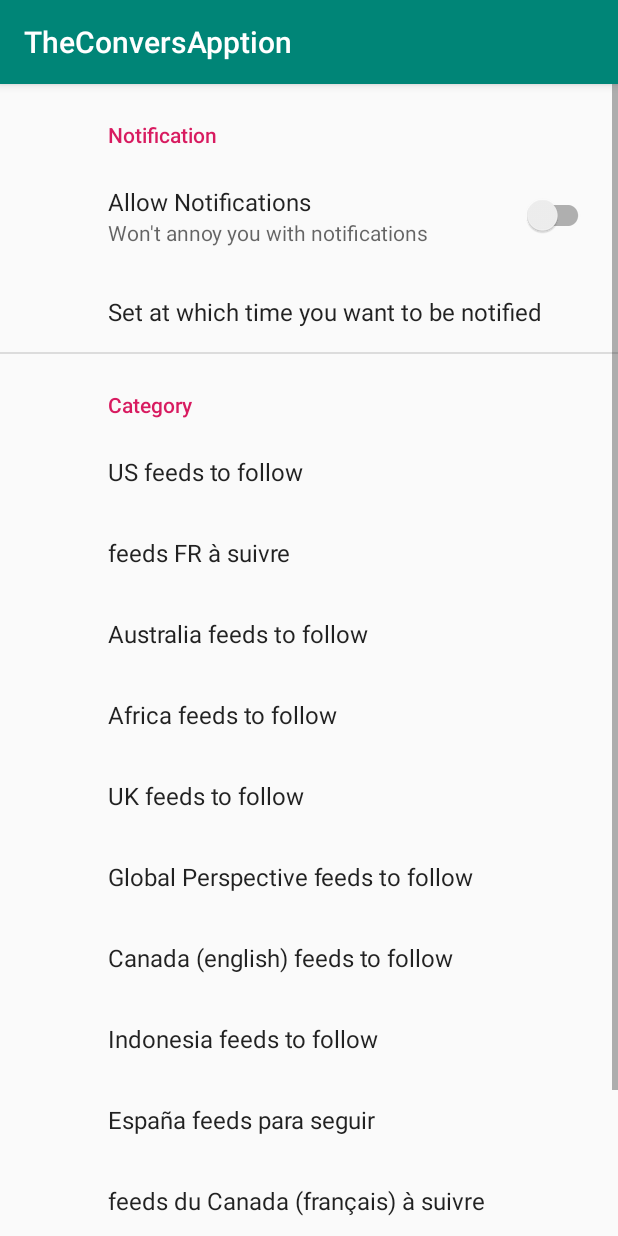
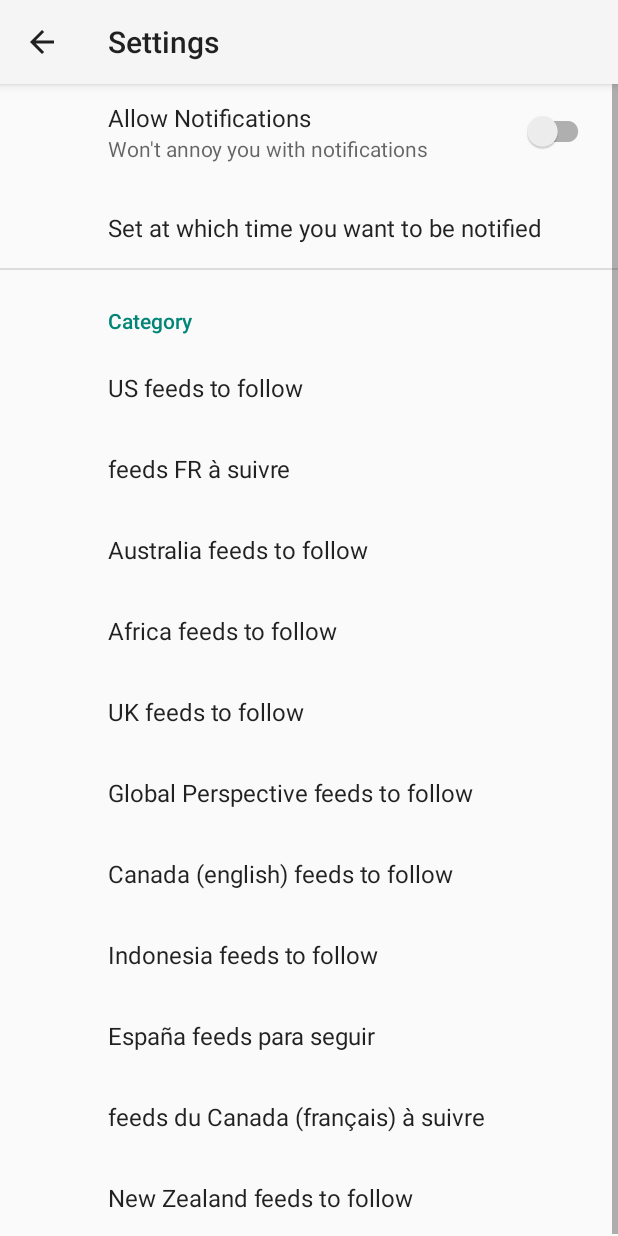
Before and after one commit to SelectiveBamboo/TheConversApption, an Android app: the screen it shows after launch (SettingsActivity), in the options menu, after a tap on "Settings", on a phone screen of 412 x 824 dp. Run offline under Robolectric (Android 15) with nearby library versions, the phone set to English and light mode, and no system bars; our stand-ins replace androidx.preference.

Commit message:
Safe save

```diff
--- a/app/src/main/java/fr/smb/univ/iut/acy/rt2/daroldj/theconversapption/MainActivity.java
+++ b/app/src/main/java/fr/smb/univ/iut/acy/rt2/daroldj/theconversapption/MainActivity.java
@@ -19,10 +19,12 @@
 import android.webkit.WebViewClient;
 
 import androidx.appcompat.app.AppCompatActivity;
+import androidx.appcompat.widget.Toolbar;
 import androidx.core.app.ActivityCompat;
 import androidx.preference.PreferenceManager;
 
 import java.util.Calendar;
+import java.util.regex.Matcher;
 import java.util.regex.Pattern;
 
 public class MainActivity extends AppCompatActivity {
@@ -34,7 +36,9 @@
     private Context context = this;
 
     private String url = "https://theconversation.com/fr";
-    final static String REGEX_URL_NOT_ARTICLE_THECONV = "theconversation.com/[(fr)(us)(ca)(global)(africa)(ca-fr)(id)(es)(nz)(uk)(au)]";
+    final static String REGEX_URL_NOT_ARTICLE_THECONV = "theconversation.com/((fr/)|(us/)|(ca/)|(global/)|(africa/)|(ca-fr/)|(id/)|(es/)|(nz/)|(uk/)|(au/))";
+    Pattern patternArticleUrl = Pattern.compile(REGEX_URL_NOT_ARTICLE_THECONV);
+
 
     SharedPreferences sharedPrefs;
 
@@ -44,6 +48,9 @@
         super.onCreate(savedInstanceState);
 
         setContentView(R.layout.activity_main);
+
+        Toolbar toolbar = (Toolbar) findViewById(R.id.toolbarMain);
+        setSupportActionBar(toolbar);
 
         sharedPrefs = PreferenceManager.getDefaultSharedPreferences(getApplicationContext());
 
@@ -149,7 +156,8 @@
                                      @Override
                                      public boolean shouldOverrideUrlLoading(WebView view, String urlNewString)
                                      {
-                                         if(!Pattern.matches(REGEX_URL_NOT_ARTICLE_THECONV, urlNewString))
+                                         Matcher matcher = patternArticleUrl.matcher(urlNewString);
+                                         if(!matcher.find())
                                          {
                                              Intent i = new Intent(context, ReadingArticleActivity.class);
                                              i.putExtra("articleUrl", urlNewString);
@@ -183,23 +191,6 @@
         webView.loadUrl(url);
     }
 
-    @Override
-    public boolean onOptionsItemSelected(MenuItem item) {
-        switch (item.getItemId())
-        {
-            // Check if user triggered a refresh:
-            case R.id.icon_refresh:
-                Log.i(TAG, "Refresh menu item selected");
-                onRefresh();
-
-                return true;
-
-            default:
-                // User didn't trigger a refresh, let the superclass handle this action
-                return super.onOptionsItemSelected(item);
-        }
-    }
-
     public void onRefresh()
     {
         Log.d(TAG, "on refresh");
@@ -214,6 +205,7 @@
             webView.goBack();
             return true;
         }
+
         return super.onKeyDown(keyCode, event);
     }
 
--- a/app/src/main/java/fr/smb/univ/iut/acy/rt2/daroldj/theconversapption/SettingsActivity.java
+++ b/app/src/main/java/fr/smb/univ/iut/acy/rt2/daroldj/theconversapption/SettingsActivity.java
@@ -1,10 +1,15 @@
 package fr.smb.univ.iut.acy.rt2.daroldj.theconversapption;
 
-import androidx.appcompat.app.AppCompatActivity;
-
+import android.content.Context;
 import android.os.Bundle;
 
+import androidx.appcompat.app.ActionBar;
+import androidx.appcompat.app.AppCompatActivity;
+import androidx.appcompat.widget.Toolbar;
+
 public class SettingsActivity extends AppCompatActivity {
+
+    Context context;
 
     @Override
     protected void onCreate(Bundle savedInstanceState)
@@ -12,9 +17,30 @@
         super.onCreate(savedInstanceState);
         setContentView(R.layout.activity_settings);
 
+        context = this;
+
+        toolbarInit();
+
+       // getSupportActionBar().setDisplayHomeAsUpEnabled(true);
+
         getSupportFragmentManager()
                 .beginTransaction()
                 .add(R.id.settings, new SettingsFragment())
                 .commit();
     }
+
+    private void toolbarInit()
+    {
+
+        Toolbar toolbar = (Toolbar) findViewById(R.id.toolbarSettings);
+        setSupportActionBar(toolbar);
+
+        // Get a support ActionBar corresponding to this toolbar
+        ActionBar ab = getSupportActionBar();
+        // Enable the Up button
+        ab.setDisplayHomeAsUpEnabled(true);
+
+    }
+
+
 }
--- a/app/src/main/java/fr/smb/univ/iut/acy/rt2/daroldj/theconversapption/scheduleNotifService.java
+++ b/app/src/main/java/fr/smb/univ/iut/acy/rt2/daroldj/theconversapption/scheduleNotifService.java
@@ -33,7 +33,7 @@
     private void scheduleServiceAlarm(Context context)
     {
         String timeNotif = sharedPrefs.getString("set_time_notification", "19:00");
-        Log.println(Log.DEBUG, TAG,"timeNotif in service: " + timeNotif);
+        Log.println(Log.DEBUG, TAG,"ScheduleNotifService started, timeNotif : " + timeNotif);
 
         String[] splittedTimeNotif = timeNotif.split(":");
 
@@ -64,7 +64,7 @@
         assert alarmManager != null;
         alarmManager.setRepeating(AlarmManager.RTC_WAKEUP,
                 cal_alarm.getTimeInMillis(),
-                2*AlarmManager.INTERVAL_HALF_DAY, alarmIntent);
+                AlarmManager.INTERVAL_DAY, alarmIntent);
 
        // Toast.makeText(context, "Next notif at: " + cal_now.get(Calendar.HOUR) + ":" + cal_now.get(Calendar.MINUTE), Toast.LENGTH_LONG).show();
     }
--- /dev/null
+++ b/app/src/main/res/drawable/ic_arrow_back_white_24dp.xml
@@ -0,0 +1,5 @@
+<vector android:alpha="0.9" android:height="24dp" android:tint="#FFFFFF"
+    android:viewportHeight="24.0" android:viewportWidth="24.0"
+    android:width="24dp" xmlns:android="http://schemas.android.com/apk/res/android">
+    <path android:fillColor="#FF000000" android:pathData="M20,11H7.83l5.59,-5.59L12,4l-8,8 8,8 1.41,-1.41L7.83,13H20v-2z"/>
+</vector>
--- a/app/src/main/res/drawable/ic_file_download_white_24dp.xml
+++ b/app/src/main/res/drawable/ic_file_download_white_24dp.xml
@@ -1,5 +1,5 @@
-<vector android:alpha="0.71" android:height="24dp"
-    android:tint="#FEEDFF" android:viewportHeight="24.0"
+<vector android:alpha="0.85" android:height="24dp"
+    android:tint="#FFFFFF" android:viewportHeight="24.0"
     android:viewportWidth="24.0" android:width="24dp" xmlns:android="http://schemas.android.com/apk/res/android">
     <path android:fillColor="#FF000000" android:pathData="M19,9h-4V3H9v6H5l7,7 7,-7zM5,18v2h14v-2H5z"/>
 </vector>
--- a/app/src/main/res/layout/activity_settings.xml
+++ b/app/src/main/res/layout/activity_settings.xml
@@ -1,12 +1,25 @@
-<LinearLayout xmlns:android="http://schemas.android.com/apk/res/android"
+<RelativeLayout xmlns:android="http://schemas.android.com/apk/res/android"
+    xmlns:tools="http://schemas.android.com/tools"
     android:layout_width="match_parent"
-    android:layout_height="match_parent">
+    android:layout_height="match_parent"
+    xmlns:app="http://schemas.android.com/apk/res-auto"
+    tools:context=".SettingsActivity">
+
+    <androidx.appcompat.widget.Toolbar
+        android:id="@+id/toolbarSettings"
+        android:layout_width="match_parent"
+        android:layout_height="?attr/actionBarSize"
+        android:background="?attr/colorPrimary"
+        android:elevation="4dp"
+        android:theme="@style/ThemeOverlay.AppCompat.ActionBar"
+        app:popupTheme="@style/ThemeOverlay.AppCompat.Light"/>
 
     <FrameLayout
         android:id="@+id/settings"
         android:layout_width="match_parent"
         android:layout_height="match_parent" />
-</LinearLayout>
+
+</RelativeLayout>
 
 
 <!--    <Switch-->
--- a/app/src/main/res/menu/menu_activity_main.xml
+++ b/app/src/main/res/menu/menu_activity_main.xml
@@ -10,10 +10,6 @@
         android:title="refresh"
         app:showAsAction="ifRoom"/>
 
-    <item android:id="@+id/icon_download"
-        android:icon="@drawable/ic_file_download_white_24dp"
-        android:title="download"
-        app:showAsAction="ifRoom"/>
 
     <item android:id="@+id/icon_share"
         android:icon="@drawable/ic_share_white_24dp"
--- a/app/src/main/res/xml/root_preferences.xml
+++ b/app/src/main/res/xml/root_preferences.xml
@@ -14,7 +14,9 @@
             app:title="Set at which time you want to be notified"
             android:id="@+id/NotificationTimePicker"/>
 
-        <PreferenceCategory android:title="Category">
+    </PreferenceCategory>
+
+    <PreferenceCategory android:title="Category">
 
             <MultiSelectListPreference
                 android:dialogTitle="Select categories you want to follow"
@@ -95,13 +97,4 @@
                 android:title="New Zealand feeds to follow"/>
         </PreferenceCategory>
 
-        <EditTextPreference
-            android:defaultValue="Default value"
-            android:key="edit_text_preference_1"
-            android:selectAllOnFocus="true"
-            android:singleLine="true"
-            android:title="Edit text preference" />
-
-    </PreferenceCategory>
-
 </PreferenceScreen>
```
Also changed, not shown: app/src/main/AndroidManifest.xml (+10 -4 lines), app/src/main/java/fr/smb/univ/iut/acy/rt2/daroldj/theconversapption/ReadingArticleActivity.java (+16 -2 lines), app/src/main/res/layout/activity_main.xml (+12 -2 lines), app/src/main/res/layout/activity_reading_article.xml (+5 -5 lines), app/src/main/res/layout/settings_activity.xml (deleted, +0 -9 lines).
